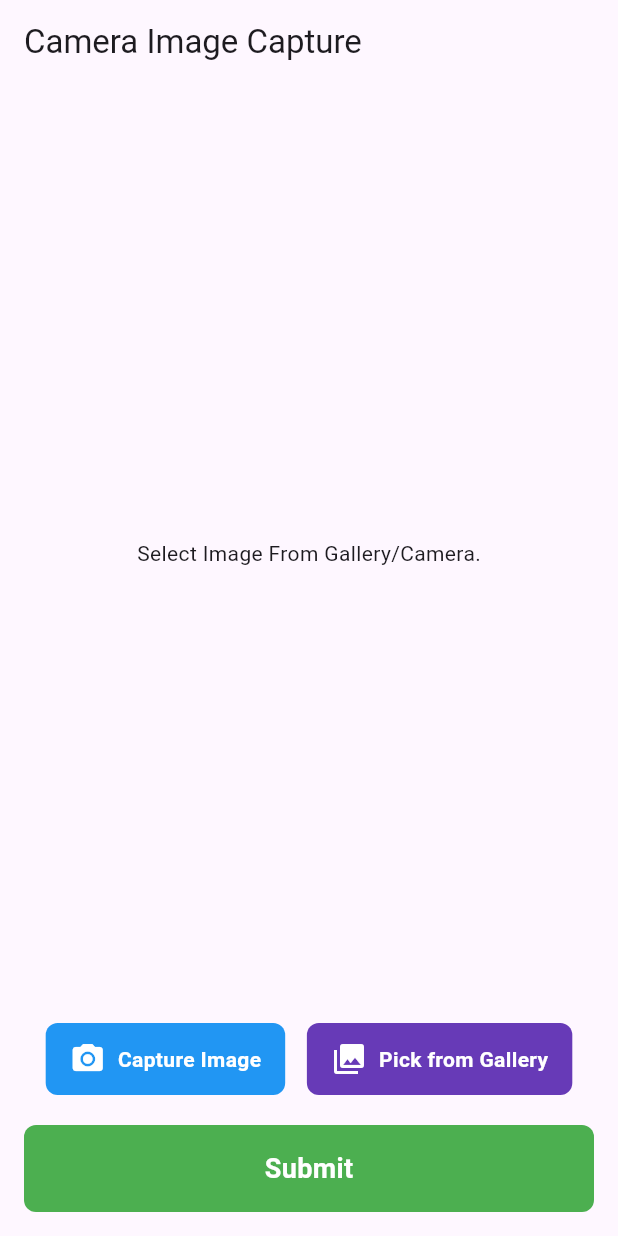
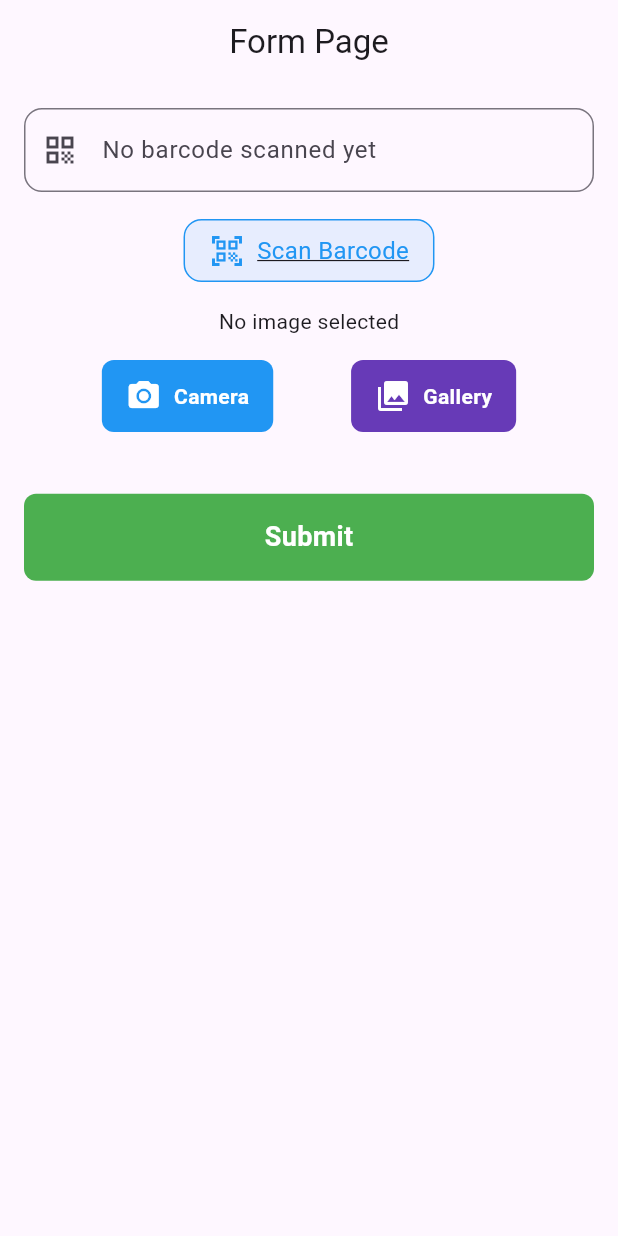
Before and after one commit to Durgeshpatel77/task_exeed, a Flutter app: the screen it shows after launch, on a phone screen of 412 x 824 dp. Run offline on Flutter 3.47's test engine with Material 3 defaults, Android fonts, the phone set to English and light mode, and no system bars; our stand-ins replace get, image_picker, shared_preferences; missing offline and left inert: mobile_scanner.

Commit message:
camera done

```diff
--- /dev/null
+++ b/lib/7_Form with Barcode_Image Upload/form_page.dart
@@ -0,0 +1,235 @@
+import 'dart:io';
+import 'package:flutter/material.dart';
+import 'package:get/get.dart';
+import 'package:image_picker/image_picker.dart';
+import 'package:task_exeed/5_Barcode%20Scanning%20Integration/Barcode_ScannerPage.dart';
+
+// Controller for handling form data and logic
+class FormController extends GetxController {
+  // Text controllers for name and barcode input fields
+  final TextEditingController nameController = TextEditingController();
+  final TextEditingController barcodeController = TextEditingController();
+
+  // Observable string to hold barcode value
+  final RxString barcode = ''.obs;
+
+  // Observable nullable File for picked image (camera/gallery)
+  final Rxn<File> imageFile = Rxn<File>();
+
+  // ImagePicker instance to pick images from camera or gallery
+  final ImagePicker _picker = ImagePicker();
+
+  // Method to open barcode scanner page and receive scanned barcode result
+  Future<void> scanBarcode(BuildContext context) async {
+    final result = await Navigator.push(
+      context,
+      MaterialPageRoute(builder: (_) => BarcodeScannerPage()),
+    );
+    if (result != null) {
+      barcode.value = result;
+      barcodeController.text = result; // Update barcode text field with scanned value
+    }
+  }
+
+  // Pick image from camera
+  Future<void> pickImageFromCamera() async {
+    final picked = await _picker.pickImage(source: ImageSource.camera);
+    if (picked != null) imageFile.value = File(picked.path);
+  }
+
+  // Pick image from gallery
+  Future<void> pickImageFromGallery() async {
+    final picked = await _picker.pickImage(source: ImageSource.gallery);
+    if (picked != null) imageFile.value = File(picked.path);
+  }
+
+  // Submit handler - validate inputs and show confirmation dialog
+  void submit() {
+    Get.dialog(
+      AlertDialog(
+        title: Text("Submitted Data"),
+        content: Column(
+          mainAxisSize: MainAxisSize.min,
+          children: [
+            Text("Name: ${nameController.text}"),
+            SizedBox(height: 8),
+            Text("Barcode: ${barcode.value}"),
+            SizedBox(height: 8),
+            imageFile.value != null
+                ? Image.file(imageFile.value!, height: 150)
+                : Text("No image selected"),
+          ],
+        ),
+        actions: [
+          TextButton(
+            onPressed: () {
+              Get.back(); // Close dialog
+              // Clear form fields for new input
+              nameController.clear();
+              barcode.value = '';
+              barcodeController.clear();
+              imageFile.value = null;
+            },
+            child: Text("OK"),
+          )
+        ],
+      ),
+    );
+  }
+}
+
+// UI page for the form
+class FormPage extends StatelessWidget {
+  final FormController controller = Get.put(FormController());
+
+  @override
+  Widget build(BuildContext context) {
+    // Get screen size once
+    final size = MediaQuery.of(context).size;
+
+    return Scaffold(
+      appBar: AppBar(title: Text("Form Page"), centerTitle: true),
+
+      body: Padding(
+        padding: const EdgeInsets.all(16.0),
+        child: SingleChildScrollView(
+          child: Column(
+            crossAxisAlignment: CrossAxisAlignment.stretch,
+            children: [
+              // Barcode TextField
+              TextField(
+                controller: controller.barcodeController,
+                readOnly: true,
+                decoration: InputDecoration(
+                  hintText: "No barcode scanned yet",
+                  border: OutlineInputBorder(
+                    borderRadius: BorderRadius.circular(12),
+                  ),
+                  prefixIcon: Icon(Icons.qr_code),
+                ),
+              ),
+              SizedBox(height: 18),
+
+              // Scan Barcode Button
+              Center(
+                child: GestureDetector(
+                  onTap: () => controller.scanBarcode(context),
+                  child: Container(
+                    padding: EdgeInsets.symmetric(vertical: 8, horizontal: 16),
+                    decoration: BoxDecoration(
+                      color: Colors.blue.withOpacity(0.1),
+                      borderRadius: BorderRadius.circular(12),
+                      border: Border.all(color: Colors.blue),
+                    ),
+                    child: Row(
+                      mainAxisSize: MainAxisSize.min,
+                      mainAxisAlignment: MainAxisAlignment.center,
+                      children: [
+                        Icon(Icons.qr_code_scanner, color: Colors.blue),
+                        SizedBox(width: 8),
+                        Text(
+                          'Scan Barcode',
+                          style: TextStyle(
+                            color: Colors.blue,
+                            fontSize: 16,
+                            decoration: TextDecoration.underline,
+                          ),
+                        ),
+                      ],
+                    ),
+                  ),
+                ),
+              ),
+              SizedBox(height: 16),
+
+              // Image Picker & Display
+              Obx(() => Column(
+                children: [
+                  controller.imageFile.value != null
+                      ? Image.file(controller.imageFile.value!, height: 500, width: double.infinity)
+                      : Text("No image selected"),
+                  SizedBox(height: 16),
+
+                  Row(
+                    mainAxisAlignment: MainAxisAlignment.spaceEvenly,
+                    children: [
+                      InkWell(
+                        onTap: controller.pickImageFromCamera,
+                        borderRadius: BorderRadius.circular(8),
+                        child: Container(
+                          padding: EdgeInsets.symmetric(horizontal: 16, vertical: 12),
+                          decoration: BoxDecoration(
+                            color: Colors.blue,
+                            borderRadius: BorderRadius.circular(8),
+                          ),
+                          child: Row(
+                            mainAxisSize: MainAxisSize.min,
+                            children: [
+                              Icon(Icons.camera_alt, color: Colors.white),
+                              SizedBox(width: 8),
+                              Text(
+                                "Camera",
+                                style: TextStyle(color: Colors.white, fontWeight: FontWeight.w600),
+                              ),
+                            ],
+                          ),
+                        ),
+                      ),
+
+                      InkWell(
+                        onTap: controller.pickImageFromGallery,
+                        borderRadius: BorderRadius.circular(8),
+                        child: Container(
+                          padding: EdgeInsets.symmetric(horizontal: 16, vertical: 12),
+                          decoration: BoxDecoration(
+                            color: Colors.deepPurple,
+                            borderRadius: BorderRadius.circular(8),
+                          ),
+                          child: Row(
+                            mainAxisSize: MainAxisSize.min,
+                            children: [
+                              Icon(Icons.photo_library, color: Colors.white),
+                              SizedBox(width: 8),
+                              Text(
+                                "Gallery",
+                                style: TextStyle(color: Colors.white, fontWeight: FontWeight.w600),
+                              ),
+                            ],
+                          ),
+                        ),
+                      ),
+                    ],
+                  ),
+                ],
+              )),
+              SizedBox(height: size.height*0.05),
+
+              // Submit Button
+              InkWell(
+                onTap: controller.submit,
+                borderRadius: BorderRadius.circular(8),
+                child: Container(
+                  padding: EdgeInsets.symmetric(vertical: 16),
+                  decoration: BoxDecoration(
+                    color: Colors.green,
+                    borderRadius: BorderRadius.circular(8),
+                  ),
+                  child: Center(
+                    child: Text(
+                      "Submit",
+                      style: TextStyle(
+                        color: Colors.white,
+                        fontSize: 18,
+                        fontWeight: FontWeight.bold,
+                      ),
+                    ),
+                  ),
+                ),
+              ),
+            ],
+          ),
+        ),
+      ),
+    );
+  }
+}
--- a/lib/main.dart
+++ b/lib/main.dart
@@ -6,6 +6,7 @@ import '4_Waybill Simulation.dart/Waybill_Screen.dart';
 import '5_Barcode Scanning Integration/Barcode_FormPage.dart';
 import '5_Barcode Scanning Integration/Barcode_ScannerPage.dart';
 import '6_Camera Image Capture/CameraImageCapture_Page.dart';
+import '7_Form with Barcode_Image Upload/form_page.dart';
 import 'Login_Logout pages/login_page.dart';
 
 void main() {
@@ -26,7 +27,8 @@ class MyApp extends StatelessWidget {
      // home: SearchableTable (),//3
      // home: WaybillScreen (),//4
      // home: BarcodeFormPage(),//5
-       home: CameraImageCapturePage(),//6
+     // home: CameraImageCapturePage(),//6
+      home: FormPage(),  // 7
 
 
     );
```
Also changed, not shown: lib/0_custom_fileds/Custom_BarcodeField.dart (added, +61 -0 lines), lib/5_Barcode Scanning Integration/Barcode_FormPage.dart (+6 -33 lines).
